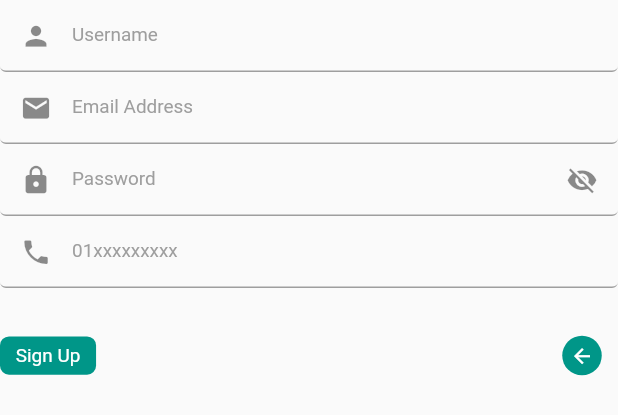
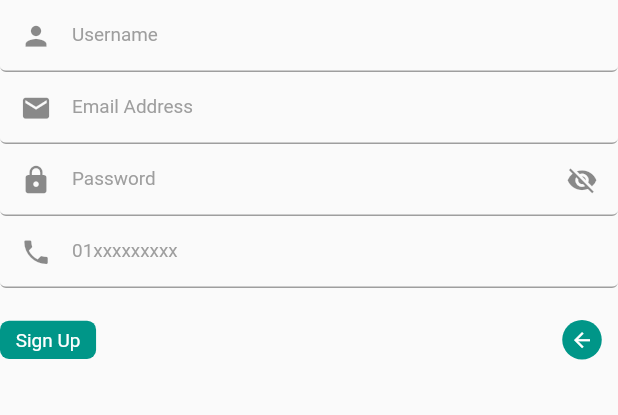
Before and after one commit to Pritom-Shajed/Fixify-App, a Flutter app: the CustomerSignUpPage widget shown alone on an empty page, opened directly with empty values, on a phone screen of 412 x 824 dp. Shown: the top 415 px of the screen. Run offline on Flutter 3.47's test engine with Material 2 defaults, Android fonts, the light colour scheme and no system bars; our stand-ins replace animated_toggle_switch, expandable_page_view, flutter_custom_clippers, get.

Commit message:
auth page - design in progress

```diff
--- a/lib/pages/auth/sign_up/customer/customer_sign_up_page.dart
+++ b/lib/pages/auth/sign_up/customer/customer_sign_up_page.dart
@@ -116,7 +116,7 @@ class _CustomerSignUpPageState extends State<CustomerSignUpPage> {
             },
           ),
           SizedBox(
-            height: Dimensions.height20,
+            height: Dimensions.height10,
           ),
           Row(
             mainAxisAlignment: MainAxisAlignment.spaceBetween,
--- a/lib/pages/auth/sign_up/technician/technician_sign_up_page.dart
+++ b/lib/pages/auth/sign_up/technician/technician_sign_up_page.dart
@@ -82,7 +82,7 @@ class _TechnicianSignUpPageState extends State<TechnicianSignUpPage> {
               },
             ),
           ),
-          SizedBox(height: Dimensions.height20,),
+          SizedBox(height: Dimensions.height10,),
           Row(
             mainAxisAlignment: MainAxisAlignment.spaceBetween,
             children: [
```
